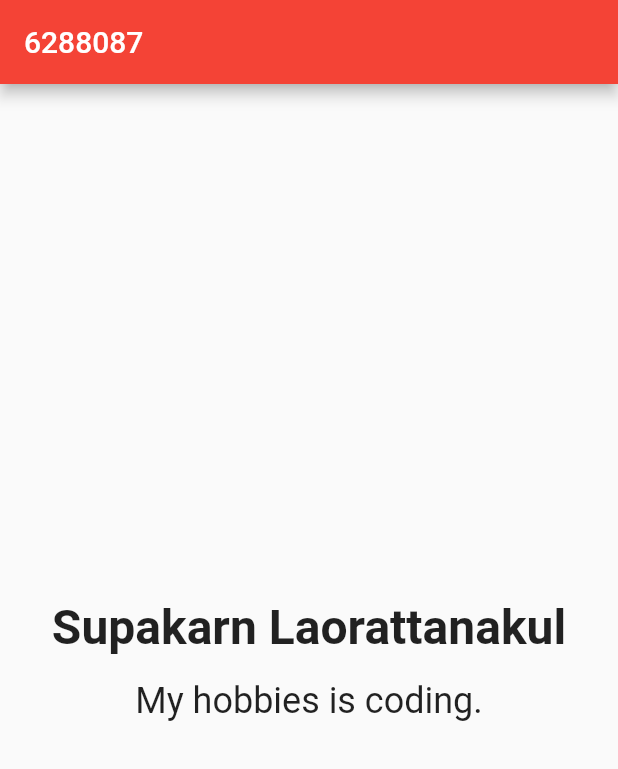
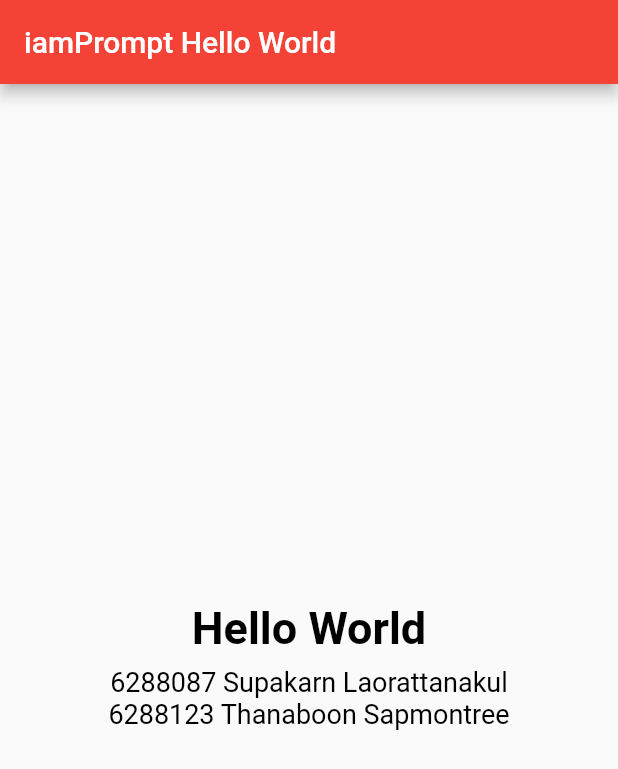
Before and after one commit to iamprompt/itcs424-wireless-and-mobile-computing-lab, a Flutter app: the screen it shows after launch, on a phone screen of 412 x 824 dp. Shown: the top 769 px of the screen. Run offline on Flutter 3.47's test engine with Material 2 defaults, Android fonts, the phone set to English and light mode, and no system bars.

Commit message:
Update Week 2

```diff
--- a/week-2/ex1_hello_world/lib/main.dart
+++ b/week-2/ex1_hello_world/lib/main.dart
@@ -7,29 +7,37 @@ void main() {
 class MyApp extends StatelessWidget {
   const MyApp({Key? key}) : super(key: key);
 
-  // This widget is the root of your application.
   @override
   Widget build(BuildContext context) {
+    final ThemeData theme = ThemeData();
     return MaterialApp(
-      title: '6288087',
-      theme: ThemeData(
-        primarySwatch: Colors.red,
+      title: 'iamPrompt Hello World',
+      theme: theme.copyWith(
+        colorScheme: theme.colorScheme.copyWith(
+          primary: Colors.red,
+          secondary: Colors.blue,
         ),
-      home: const MyHomePage(title: '6288087'),
+      ),
+      home: const MyHomePage(title: 'iamPrompt Hello World'),
     );
   }
 }
 
-class MyHomePage extends StatelessWidget {
+class MyHomePage extends StatefulWidget {
   const MyHomePage({Key? key, required this.title}) : super(key: key);
 
   final String title;
 
   @override
+  State<MyHomePage> createState() => _MyHomePageState();
+}
+
+class _MyHomePageState extends State<MyHomePage> {
+  @override
   Widget build(BuildContext context) {
     return Scaffold(
         appBar: AppBar(
-        title: Text(title),
+          title: Text(widget.title),
         ),
         body: Center(
           child: Column(
@@ -37,16 +45,31 @@ class MyHomePage extends StatelessWidget {
             crossAxisAlignment: CrossAxisAlignment.center,
             children: const [
               Padding(
-              padding: EdgeInsets.only(bottom: 16),
+                padding: EdgeInsets.all(8.0),
                 child: Text(
-                'Supakarn Laorattanakul',
-                style: TextStyle(fontSize: 32, fontWeight: FontWeight.bold),
+                  'Hello World',
+                  style: TextStyle(
+                      fontSize: 30,
+                      color: Colors.black,
+                      fontWeight: FontWeight.bold),
                 ),
               ),
-            Text('My hobbies is coding.', style: TextStyle(fontSize: 24)),
+              Text(
+                '6288087 Supakarn Laorattanakul',
+                style: TextStyle(
+                  fontSize: 18,
+                  color: Colors.black,
+                ),
+              ),
+              Text(
+                '6288123 Thanaboon Sapmontree',
+                style: TextStyle(
+                  fontSize: 18,
+                  color: Colors.black,
+                ),
+              ),
             ],
           ),
-      ),
-    );
+        ));
   }
 }
```
Also changed, not shown: 1 other file. Lines whose indentation alone changed are shown as unchanged.
